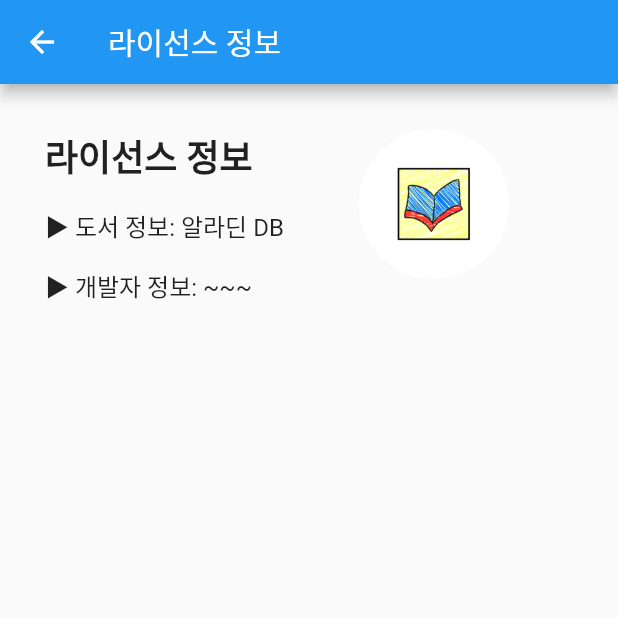
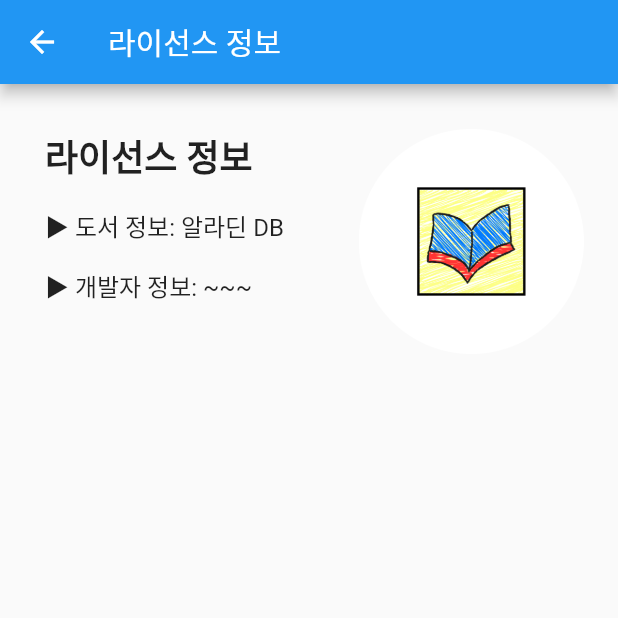
Before and after one commit to 2023-2-CAU-AI-MP-TeamProject/book_juk, a Flutter app: the License screen opened directly, on a phone screen of 412 x 824 dp, the top half of it. Run offline on Flutter 3.47's test engine with Material 2 defaults, Android fonts, the phone set to English and light mode, and no system bars; our stand-ins replace firebase_auth, firebase_core, fl_chart, flutter_native_splash, google_sign_in, shared_preferences; missing offline and left inert: kakao_flutter_sdk_user; accounts and stored records are empty.

Commit message:
license.dart에서 Image.asset의 width, height 변경

```diff
--- a/lib/license.dart
+++ b/lib/license.dart
@@ -39,8 +39,8 @@ class License extends StatelessWidget {
             const SizedBox(width: 50.0),
             Image.asset(
               'assets/icon.png',
-              width: 100.0,
-              height: 100.0,
+              width: 150.0,
+              height: 150.0,
             ),
           ],
         ),
```
